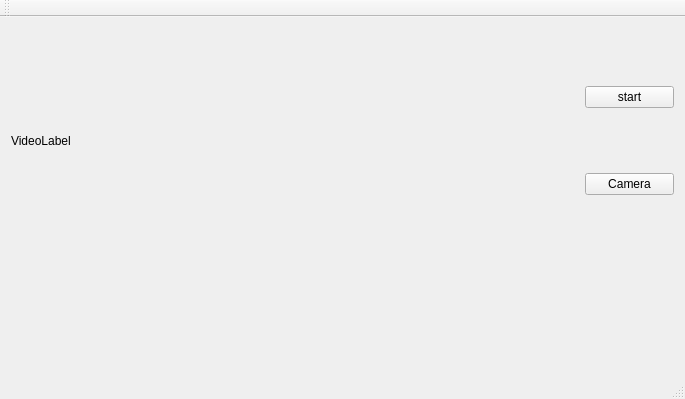
ppghou/ppgdetector, file src/ppgViewer.ui: the form before one commit.
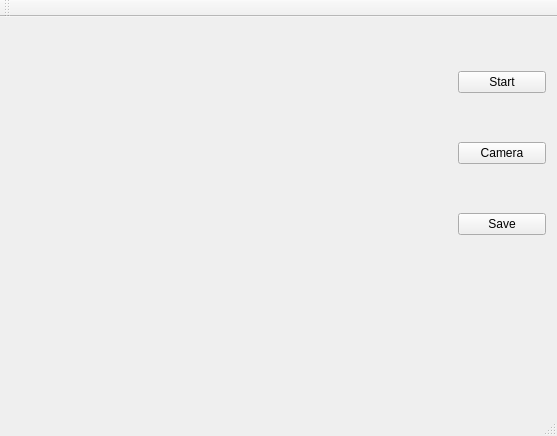
The form after the commit. Custom widgets are drawn as their Qt base class.

Commit message: add save data button

The edit to the form file:
```diff
--- a/src/ppgViewer.ui
+++ b/src/ppgViewer.ui
@@ -6,8 +6,8 @@
    <rect>
     <x>0</x>
     <y>0</y>
-    <width>685</width>
-    <height>399</height>
+    <width>557</width>
+    <height>436</height>
    </rect>
   </property>
   <property name="maximumSize">
@@ -37,7 +37,7 @@
            </size>
           </property>
           <property name="text">
-           <string>VideoLabel</string>
+           <string/>
           </property>
          </widget>
         </item>
@@ -65,7 +65,7 @@
              </size>
             </property>
             <property name="text">
-             <string>start</string>
+             <string>Start</string>
             </property>
            </widget>
           </item>
@@ -95,6 +95,32 @@
             </property>
            </widget>
           </item>
+          <item>
+           <spacer name="verticalSpacer_4">
+            <property name="orientation">
+             <enum>Qt::Vertical</enum>
+            </property>
+            <property name="sizeHint" stdset="0">
+             <size>
+              <width>20</width>
+              <height>40</height>
+             </size>
+            </property>
+           </spacer>
+          </item>
+          <item>
+           <widget class="QPushButton" name="pushButton_save">
+            <property name="maximumSize">
+             <size>
+              <width>89</width>
+              <height>25</height>
+             </size>
+            </property>
+            <property name="text">
+             <string>Save</string>
+            </property>
+           </widget>
+          </item>
           <item>
            <spacer name="verticalSpacer_3">
             <property name="orientation">
@@ -117,6 +143,12 @@
         <property name="spacing">
          <number>0</number>
         </property>
+        <item>
+         <widget class="QChartView" name="ppgChartView" native="true"/>
+        </item>
+        <item>
+         <widget class="QChartView" name="hrChartView" native="true"/>
+        </item>
        </layout>
       </item>
      </layout>
@@ -144,6 +176,14 @@
   <widget class="QStatusBar" name="statusBar"/>
  </widget>
  <layoutdefault spacing="6" margin="11"/>
+ <customwidgets>
+  <customwidget>
+   <class>QChartView</class>
+   <extends>QWidget</extends>
+   <header>qchartview.h</header>
+   <container>1</container>
+  </customwidget>
+ </customwidgets>
  <resources/>
  <connections/>
 </ui>
```
Left out of the diff: 2 changed lines with no effect on the pictures. The commit also changes 7 other files.
